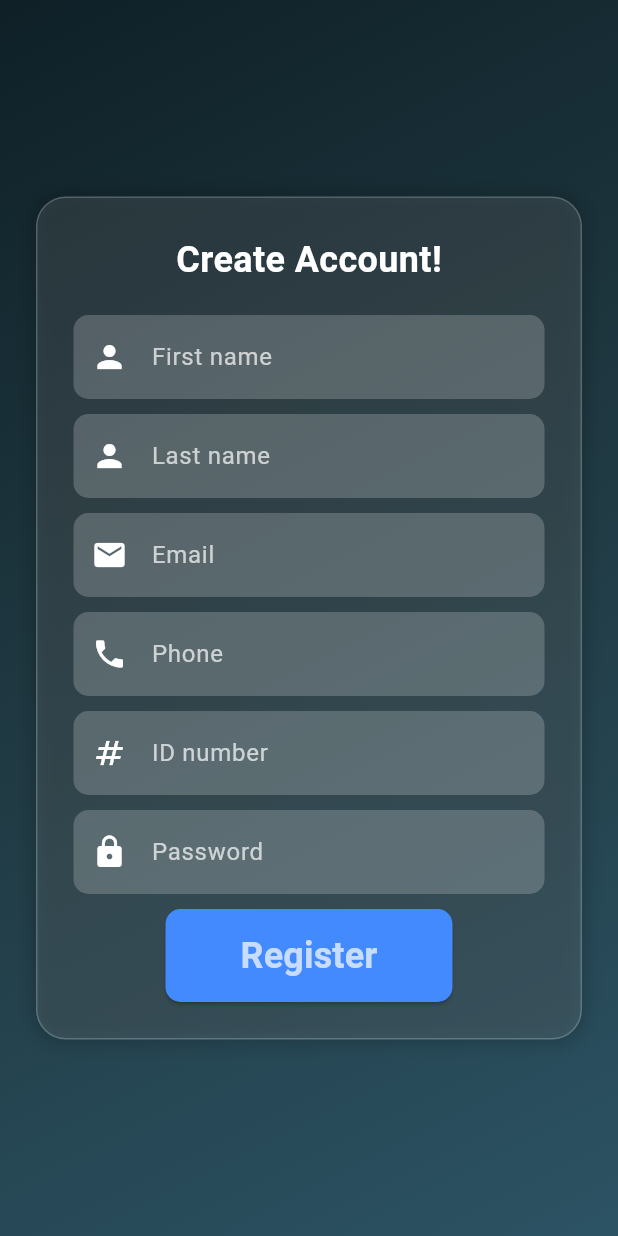
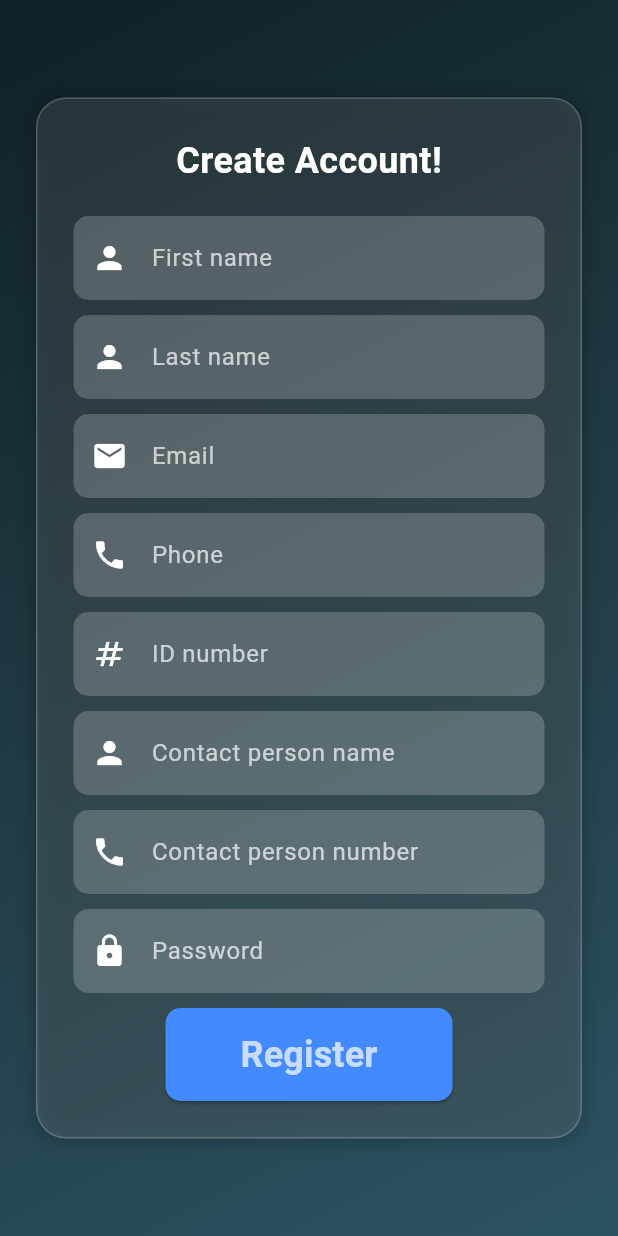
Before and after one commit to vicky-ogutu/Kash-plus, a Flutter app: the Registration screen opened directly, on a phone screen of 412 x 824 dp. Run offline on Flutter 3.47's test engine with Material 3 defaults, Android fonts, the phone set to English and light mode, and no system bars; our stand-ins replace flutter_animate, flutter_native_splash.

Commit message:
contact added

```diff
--- a/lib/registration.dart
+++ b/lib/registration.dart
@@ -36,8 +36,8 @@ class _RegistrationState extends State<Registration> {
       "phone": phoneController.text,
       "id_number": idNumberController.text,
       "password": passwordController.text,
-      "contact_person_name":contact_person_nameController,
-      "contact_person_phone_no": contact_person_phone_noController
+      "contact_person_name":contact_person_nameController.text,
+      "contact_person_phone_no": contact_person_phone_noController.text
     };
 
     try {
@@ -110,6 +110,7 @@ class _RegistrationState extends State<Registration> {
         children: [
           _buildBackground(),
           Center(
+            child: SingleChildScrollView(
             child: Container(
               padding: const EdgeInsets.all(24),
               margin: const EdgeInsets.symmetric(horizontal: 24),
@@ -147,11 +148,16 @@ class _RegistrationState extends State<Registration> {
                   const SizedBox(height: 10),
                   _buildTextField(icon: Icons.numbers, hint: "ID number", controller: idNumberController),
                   const SizedBox(height: 10),
+                  _buildTextField(icon: Icons.person, hint: "Contact person name", controller: contact_person_nameController),
+                  const SizedBox(height: 10),
+                  _buildTextField(icon: Icons.phone, hint: "Contact person number", controller: contact_person_phone_noController),
+                  const SizedBox(height: 10),
                   _buildTextField(icon: Icons.lock, hint: "Password", controller: passwordController, obscureText: true),
                   const SizedBox(height: 10),
                   _buildRegisterButton(),
                 ],
               ),
+            ),
             ),
           ),
         ],
```
